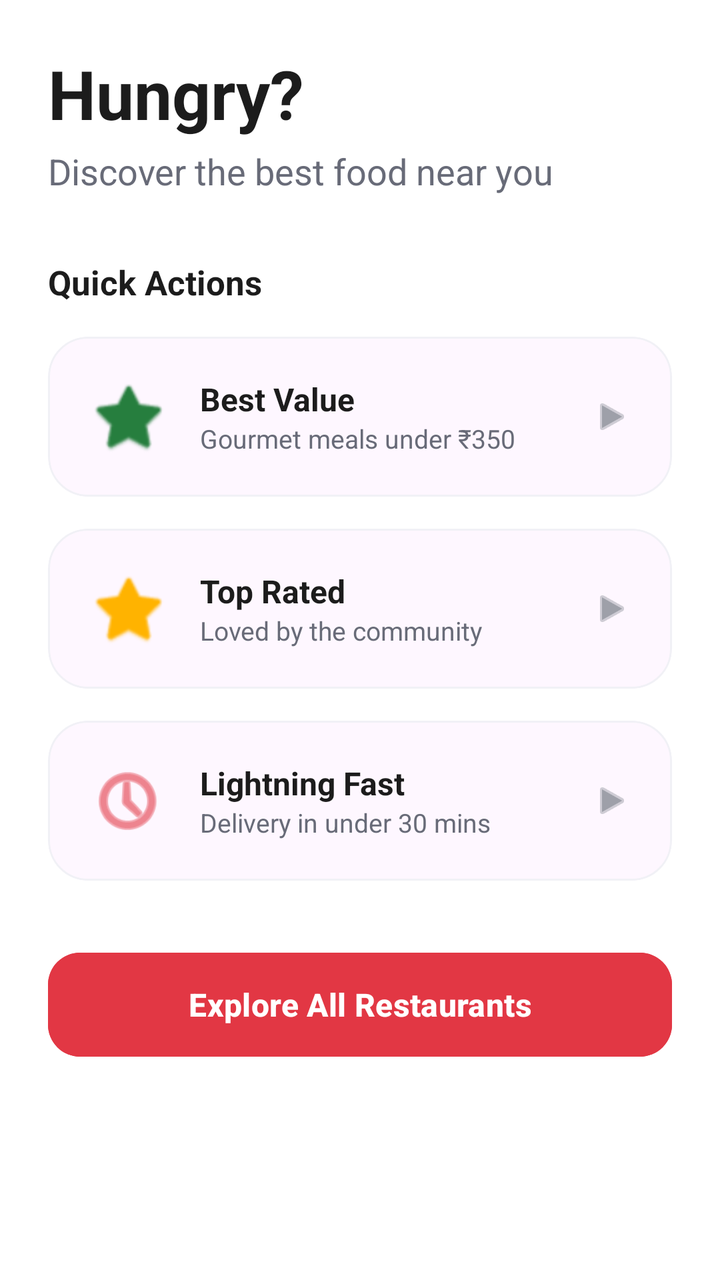
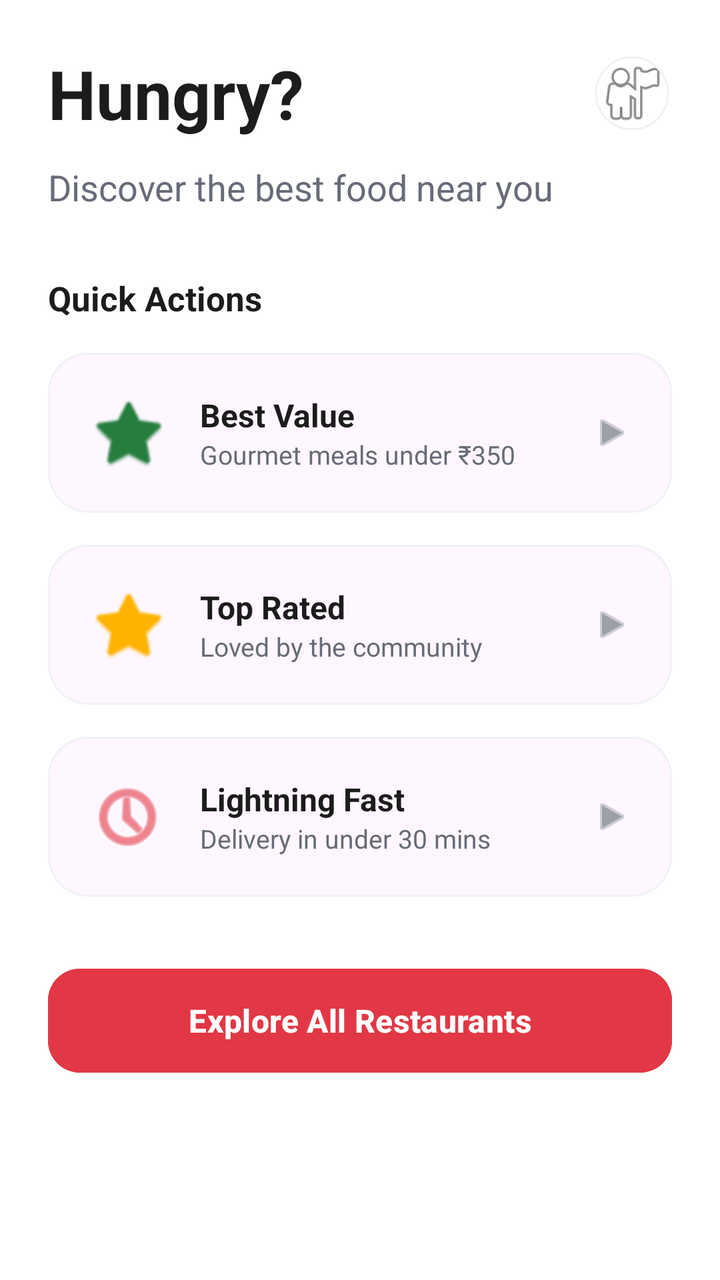

Before-and-after screenshots of an Android layout around one commit, followed by the original layout XML and the change that was made.
<!-- AndroidManifest.xml: application theme AppTheme.NoActionBar -->
<!-- res/layout/activity_home.xml -->
<?xml version="1.0" encoding="utf-8"?>
<androidx.core.widget.NestedScrollView xmlns:android="http://schemas.android.com/apk/res/android"
    xmlns:app="http://schemas.android.com/apk/res-auto"
    android:layout_width="match_parent"
    android:layout_height="match_parent"
    android:background="@color/white">

    <LinearLayout
        android:layout_width="match_parent"
        android:layout_height="wrap_content"
        android:orientation="vertical"
        android:padding="24dp">

        <TextView
            android:layout_width="wrap_content"
            android:layout_height="wrap_content"
            android:text="Hungry?"
            android:textSize="34sp"
            android:textStyle="bold"
            android:textColor="@color/text_black" />

        <TextView
            android:layout_width="wrap_content"
            android:layout_height="wrap_content"
            android:text="Discover the best food near you"
            android:textSize="18sp"
            android:textColor="@color/text_grey_medium"
            android:layout_marginTop="4dp"
            android:layout_marginBottom="32dp" />

        <TextView
            android:layout_width="wrap_content"
            android:layout_height="wrap_content"
            android:text="Quick Actions"
            android:textStyle="bold"
            android:textSize="17sp"
            android:textColor="@color/text_black"
            android:layout_marginBottom="16dp"/>

        <com.google.android.material.card.MaterialCardView
            android:id="@+id/cardBestValue"
            android:layout_width="match_parent"
            android:layout_height="wrap_content"
            android:layout_marginBottom="16dp"
            app:cardCornerRadius="20dp"
            app:cardElevation="0dp"
            app:strokeWidth="1dp"
            app:strokeColor="@color/divider"
            android:clickable="true"
            android:focusable="true">
            <LinearLayout
                android:layout_width="match_parent"
                android:layout_height="wrap_content"
                android:padding="20dp"
                android:gravity="center_vertical">
                <ImageView
                    android:layout_width="40dp"
                    android:layout_height="40dp"
                    android:src="@android:drawable/btn_star_big_on"
                    app:tint="@color/rating_green" />
                <LinearLayout
                    android:layout_width="0dp"
                    android:layout_height="wrap_content"
                    android:layout_weight="1"
                    android:layout_marginStart="16dp"
                    android:orientation="vertical">
                    <TextView
                        android:layout_width="wrap_content"
                        android:layout_height="wrap_content"
                        android:text="Best Value"
                        android:textSize="16sp"
                        android:textStyle="bold"
                        android:textColor="@color/text_black"/>
                    <TextView
                        android:layout_width="wrap_content"
                        android:layout_height="wrap_content"
                        android:text="Gourmet meals under ₹350"
                        android:textSize="13sp"
                        android:textColor="@color/text_grey_medium"/>
                </LinearLayout>
                <ImageView
                    android:layout_width="20dp"
                    android:layout_height="20dp"
                    android:src="@android:drawable/ic_media_play"
                    app:tint="@color/text_grey_light" />
            </LinearLayout>
        </com.google.android.material.card.MaterialCardView>

        <com.google.android.material.card.MaterialCardView
            android:id="@+id/cardTopRated"
            android:layout_width="match_parent"
            android:layout_height="wrap_content"
            android:layout_marginBottom="16dp"
            app:cardCornerRadius="20dp"
            app:cardElevation="0dp"
            app:strokeWidth="1dp"
            app:strokeColor="@color/divider"
            android:clickable="true"
            android:focusable="true">
            <LinearLayout
                android:layout_width="match_parent"
                android:layout_height="wrap_content"
                android:padding="20dp"
                android:gravity="center_vertical">
                <ImageView
                    android:layout_width="40dp"
                    android:layout_height="40dp"
                    android:src="@android:drawable/btn_star_big_on"
                    app:tint="#FFB300" />
                <LinearLayout
                    android:layout_width="0dp"
                    android:layout_height="wrap_content"
                    android:layout_weight="1"
                    android:layout_marginStart="16dp"
                    android:orientation="vertical">
                    <TextView
                        android:layout_width="wrap_content"
                        android:layout_height="wrap_content"
                        android:text="Top Rated"
                        android:textSize="16sp"
                        android:textStyle="bold"
                        android:textColor="@color/text_black"/>
                    <TextView
                        android:layout_width="wrap_content"
                        android:layout_height="wrap_content"
                        android:text="Loved by the community"
                        android:textSize="13sp"
                        android:textColor="@color/text_grey_medium"/>
                </LinearLayout>
                <ImageView
                    android:layout_width="20dp"
                    android:layout_height="20dp"
                    android:src="@android:drawable/ic_media_play"
                    app:tint="@color/text_grey_light" />
            </LinearLayout>
        </com.google.android.material.card.MaterialCardView>

        <com.google.android.material.card.MaterialCardView
            android:id="@+id/cardQuick"
            android:layout_width="match_parent"
            android:layout_height="wrap_content"
            android:layout_marginBottom="32dp"
            app:cardCornerRadius="20dp"
            app:cardElevation="0dp"
            app:strokeWidth="1dp"
            app:strokeColor="@color/divider"
            android:clickable="true"
            android:focusable="true">
            <LinearLayout
                android:layout_width="match_parent"
                android:layout_height="wrap_content"
                android:padding="20dp"
                android:gravity="center_vertical">
                <ImageView
                    android:layout_width="40dp"
                    android:layout_height="40dp"
                    android:src="@android:drawable/ic_menu_recent_history"
                    app:tint="@color/primary_red" />
                <LinearLayout
                    android:layout_width="0dp"
                    android:layout_height="wrap_content"
                    android:layout_weight="1"
                    android:layout_marginStart="16dp"
                    android:orientation="vertical">
                    <TextView
                        android:layout_width="wrap_content"
                        android:layout_height="wrap_content"
                        android:text="Lightning Fast"
                        android:textSize="16sp"
                        android:textStyle="bold"
                        android:textColor="@color/text_black"/>
                    <TextView
                        android:layout_width="wrap_content"
                        android:layout_height="wrap_content"
                        android:text="Delivery in under 30 mins"
                        android:textSize="13sp"
                        android:textColor="@color/text_grey_medium"/>
                </LinearLayout>
                <ImageView
                    android:layout_width="20dp"
                    android:layout_height="20dp"
                    android:src="@android:drawable/ic_media_play"
                    app:tint="@color/text_grey_light" />
            </LinearLayout>
        </com.google.android.material.card.MaterialCardView>

        <com.google.android.material.button.MaterialButton
            android:layout_width="match_parent"
            android:layout_height="60dp"
            android:text="Explore All Restaurants"
            android:textAllCaps="false"
            android:textSize="16sp"
            android:textStyle="bold"
            app:cornerRadius="16dp"
            android:backgroundTint="@color/primary_red"
            android:onClick="onExploreClicked" />

    </LinearLayout>
</androidx.core.widget.NestedScrollView>
<!-- resources referenced by this layout -->
<resources>
  <color name="divider">#F1F1F6</color>
  <color name="primary_red">#E23744</color>
  <color name="rating_green">#267E3E</color>
  <color name="text_black">#1C1C1C</color>
  <color name="text_grey_light">#9EA0A9</color>
  <color name="text_grey_medium">#686B78</color>
  <color name="white">#FFFFFFFF</color>
  <style name="AppTheme.NoActionBar" parent="Theme.Material3.Light.NoActionBar">
          <item name="colorPrimary">@color/primary_red</item>
          <item name="colorPrimaryDark">@color/primary_red_dark</item>
          <item name="colorAccent">@color/primary_red</item>
          <item name="android:windowBackground">@color/bg_light_grey</item>
          <item name="android:statusBarColor">@color/white</item>
          <item name="android:windowLightStatusBar">true</item>
      </style>
  <color name="primary_red_dark">#C12733</color>
  <color name="bg_light_grey">#F4F4F4</color>
</resources>

<!-- the commit's change to res/layout/activity_home.xml (unified diff, before → after) -->
@@ -11,13 +11,34 @@
         android:orientation="vertical"
         android:padding="24dp">
 
-        <TextView
-            android:layout_width="wrap_content"
-            android:layout_height="wrap_content"
-            android:text="Hungry?"
-            android:textSize="34sp"
-            android:textStyle="bold"
-            android:textColor="@color/text_black" />
+        <RelativeLayout
+            android:layout_width="match_parent"
+            android:layout_height="wrap_content"
+            android:layout_marginBottom="8dp">
+
+            <TextView
+                android:layout_width="wrap_content"
+                android:layout_height="wrap_content"
+                android:text="Hungry?"
+                android:textSize="34sp"
+                android:textStyle="bold"
+                android:textColor="@color/text_black" />
+
+            <com.google.android.material.imageview.ShapeableImageView
+                android:id="@+id/btnProfile"
+                android:layout_width="40dp"
+                android:layout_height="40dp"
+                android:layout_alignParentEnd="true"
+                android:layout_centerVertical="true"
+                android:clickable="true"
+                android:focusable="true"
+                android:padding="2dp"
+                android:src="@android:drawable/ic_menu_myplaces"
+                app:shapeAppearanceOverlay="@style/CircularImage"
+                app:strokeColor="@color/divider"
+                app:strokeWidth="1dp" />
+
+        </RelativeLayout>
 
         <TextView
             android:layout_width="wrap_content"
<!-- resource entries referenced after the edit -->
@@ -7,6 +7,10 @@
   <color name="text_grey_light">#9EA0A9</color>
   <color name="text_grey_medium">#686B78</color>
   <color name="white">#FFFFFFFF</color>
+  <style name="CircularImage">
+          <item name="cornerFamily">rounded</item>
+          <item name="cornerSize">50%</item>
+      </style>
   <style name="AppTheme.NoActionBar" parent="Theme.Material3.Light.NoActionBar">
           <item name="colorPrimary">@color/primary_red</item>
           <item name="colorPrimaryDark">@color/primary_red_dark</item>
